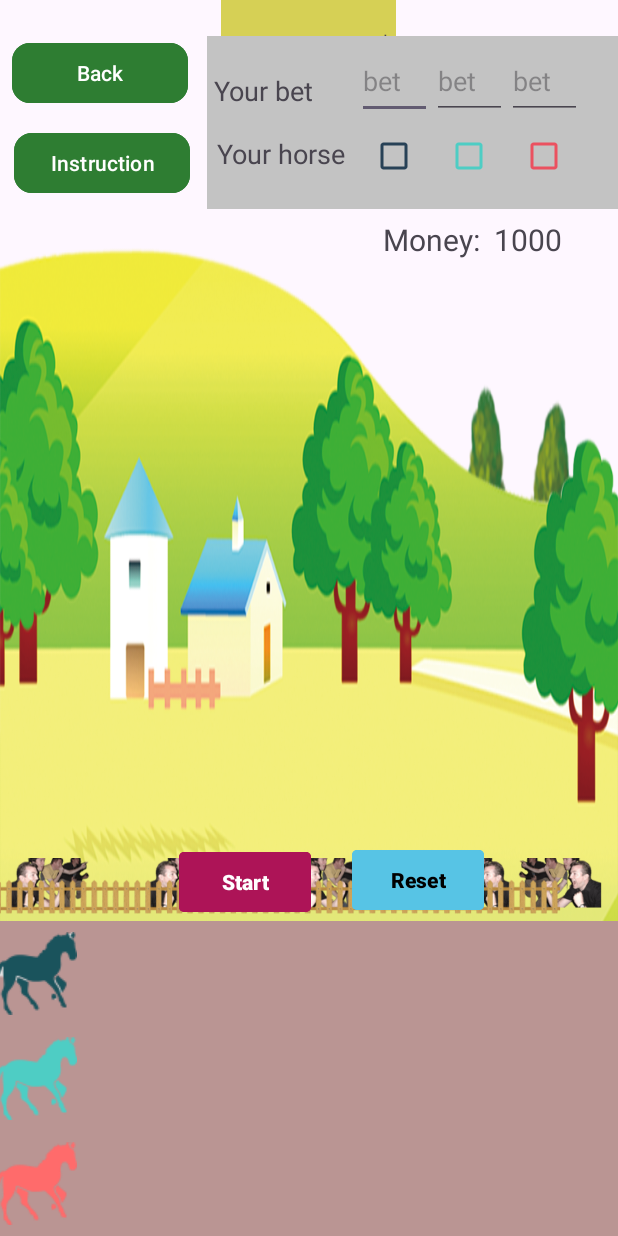
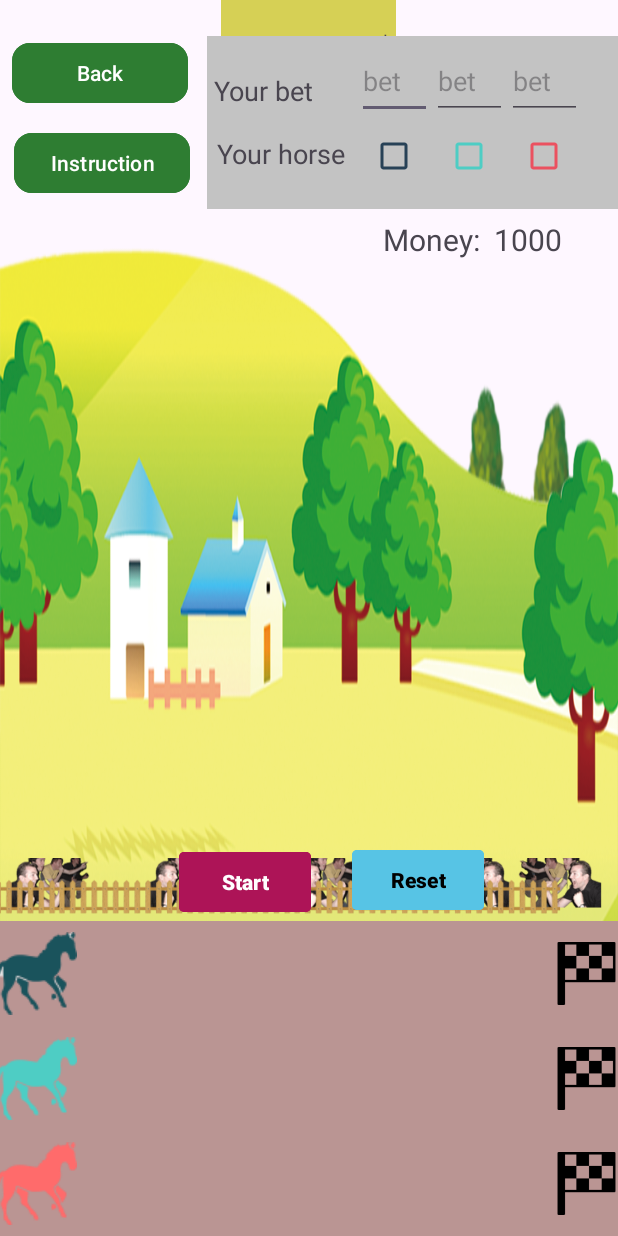
Before and after one commit to 3mallrice/PRM392-GP1, an Android app: the Game screen opened directly, with no data from a screen before it, on a phone screen of 412 x 824 dp. Run offline under Robolectric (Android 15) with nearby library versions, the phone set to English and light mode, and no system bars.

Commit message:
perfect - last of last

```diff
--- a/app/src/main/res/layout/activity_game.xml
+++ b/app/src/main/res/layout/activity_game.xml
@@ -238,8 +238,8 @@
         android:background="#BA9593"
         android:orientation="horizontal">
         <LinearLayout
-            android:layout_width="670dp"
-            android:layout_height="match_parent"
+            android:layout_width="370dp"
+            android:layout_height="wrap_content"
             android:orientation="vertical">
             <LinearLayout
                 android:layout_width="370dp"
@@ -292,16 +292,22 @@
 
             <ImageView
                 android:layout_width="wrap_content"
-                android:layout_height="wrap_content"
+                android:layout_height="50dp"
                 android:layout_gravity="bottom"
-                android:layout_marginTop="-10dp"
+                android:layout_marginTop="10dp"
                 android:layout_marginBottom="20dp"
                 android:src="@drawable/finish_flag" />
 
             <ImageView
                 android:layout_width="wrap_content"
-                android:layout_height="wrap_content"
+                android:layout_height="50dp"
                 android:layout_gravity="top"
+                android:src="@drawable/finish_flag" />
+            <ImageView
+                android:layout_width="wrap_content"
+                android:layout_height="50dp"
+                android:layout_gravity="top"
+                android:layout_marginTop="20dp"
                 android:src="@drawable/finish_flag" />
         </LinearLayout>
     </LinearLayout>
```
